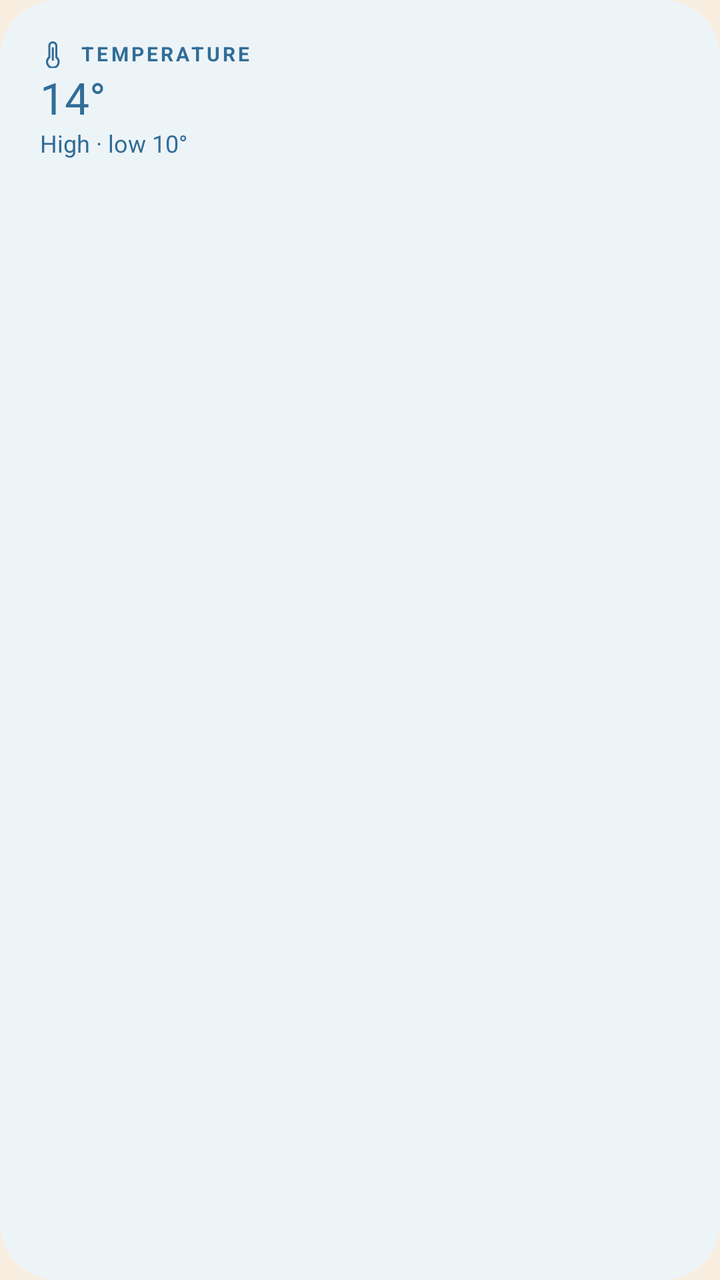
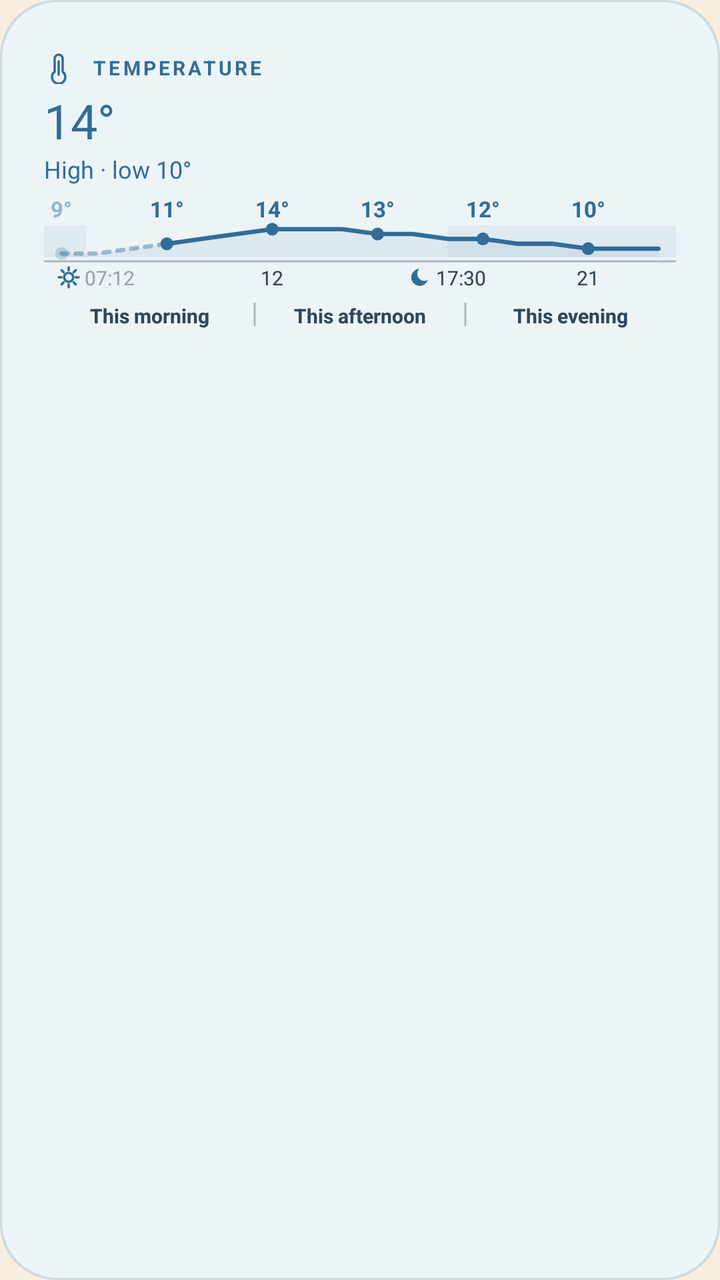

The first picture is an Android layout as it rendered before a commit; the second is the same layout after the commit. The layout source and the unified diff follow.
<!-- AndroidManifest.xml: application theme Screen -->
<!-- res/layout/widget_preview_weather_temperature.xml -->
<?xml version="1.0" encoding="utf-8"?>
<LinearLayout xmlns:android="http://schemas.android.com/apk/res/android"
    xmlns:tools="http://schemas.android.com/tools"
    android:layout_width="match_parent"
    android:layout_height="match_parent"
    android:background="@drawable/preview_card"
    android:backgroundTint="#EDF4F8"
    android:orientation="vertical"
    android:padding="10dp">
    <LinearLayout android:layout_width="match_parent" android:layout_height="wrap_content" android:orientation="vertical" android:padding="10dp">
        <LinearLayout android:layout_width="wrap_content" android:layout_height="wrap_content" android:gravity="center_vertical">
            <ImageView android:layout_width="14dp" android:layout_height="14dp" android:importantForAccessibility="no" android:src="@drawable/ic_thermometer" android:tint="#316D97" tools:ignore="UseAppTint" />
            <TextView android:layout_width="wrap_content" android:layout_height="wrap_content" android:layout_marginStart="6dp" android:letterSpacing="0.14" android:text="@string/weather_temperature" android:textAllCaps="true" android:textColor="#316D97" android:textSize="10sp" android:textStyle="bold" />
        </LinearLayout>
        <TextView android:layout_width="wrap_content" android:layout_height="wrap_content" android:text="14°" android:textColor="#316D97" android:textSize="22sp" />
        <TextView android:layout_width="wrap_content" android:layout_height="wrap_content" android:text="@string/preview_weather_high_low" android:textColor="#316D97" android:textSize="12sp" />
    </LinearLayout>
</LinearLayout>
<!-- resources referenced by this layout -->
<resources>
  <!-- drawable ic_thermometer (drawable) -->
  <?xml version="1.0" encoding="utf-8"?>
  <vector xmlns:android="http://schemas.android.com/apk/res/android"
      android:width="24dp" android:height="24dp" android:viewportWidth="24" android:viewportHeight="24">
      <path android:pathData="M14,14.8V5a3,3 0,0 0,-6 0v9.8a5,5 0,1 0,6 0Z" android:strokeColor="#FFFFFFFF" android:strokeWidth="1.8" android:strokeLineCap="round" android:strokeLineJoin="round" />
      <path android:pathData="M11,7v10" android:strokeColor="#FFFFFFFF" android:strokeWidth="1.8" android:strokeLineCap="round" />
  </vector>
  <!-- drawable preview_card (drawable) -->
  <?xml version="1.0" encoding="utf-8"?>
  <shape xmlns:android="http://schemas.android.com/apk/res/android">
      <solid android:color="@color/preview_surface" />
      <stroke android:width="1dp" android:color="@color/preview_line" />
      <corners android:radius="@dimen/widget_radius" />
  </shape>
  <string name="preview_weather_high_low">High · low 10°</string>
  <string name="weather_temperature">Temperature</string>
  <style name="Screen" parent="@android:style/Theme.Material.Light.NoActionBar">
          <item name="android:windowBackground">@color/background</item>
          <item name="android:colorAccent">@color/sun</item>
          <item name="android:textColorPrimary">@color/ink</item>
          <item name="android:windowLightStatusBar">true</item>
      </style>
  <color name="preview_surface">#FFFDF7</color>
  <color name="preview_line">#CFDAE0</color>
  <dimen name="widget_radius">16dp</dimen>
  <color name="background">#F8EEE0</color>
  <color name="sun">#D88B38</color>
  <color name="ink">#2B2620</color>
</resources>

<!-- the commit's change to res/layout/widget_preview_weather_temperature.xml (unified diff, before → after) -->
@@ -1,18 +1,25 @@
 <?xml version="1.0" encoding="utf-8"?>
-<LinearLayout xmlns:android="http://schemas.android.com/apk/res/android"
+<FrameLayout xmlns:android="http://schemas.android.com/apk/res/android"
     xmlns:tools="http://schemas.android.com/tools"
     android:layout_width="match_parent"
     android:layout_height="match_parent"
-    android:background="@drawable/preview_card"
-    android:backgroundTint="#EDF4F8"
-    android:orientation="vertical"
-    android:padding="10dp">
-    <LinearLayout android:layout_width="match_parent" android:layout_height="wrap_content" android:orientation="vertical" android:padding="10dp">
-        <LinearLayout android:layout_width="wrap_content" android:layout_height="wrap_content" android:gravity="center_vertical">
-            <ImageView android:layout_width="14dp" android:layout_height="14dp" android:importantForAccessibility="no" android:src="@drawable/ic_thermometer" android:tint="#316D97" tools:ignore="UseAppTint" />
-            <TextView android:layout_width="wrap_content" android:layout_height="wrap_content" android:layout_marginStart="6dp" android:letterSpacing="0.14" android:text="@string/weather_temperature" android:textAllCaps="true" android:textColor="#316D97" android:textSize="10sp" android:textStyle="bold" />
+    tools:ignore="HardcodedText,UseAppTint">
+
+    <ImageView android:layout_width="match_parent" android:layout_height="match_parent" android:importantForAccessibility="no" android:scaleType="fitXY" android:src="@drawable/round_card" android:tint="@color/preview_line" />
+    <ImageView android:layout_width="match_parent" android:layout_height="match_parent" android:layout_margin="1dp" android:importantForAccessibility="no" android:scaleType="fitXY" android:src="@drawable/round_card" android:tint="@color/preview_temperature_tile" />
+
+    <LinearLayout android:layout_width="match_parent" android:layout_height="match_parent" android:orientation="vertical" android:padding="10dp">
+        <LinearLayout android:layout_width="match_parent" android:layout_height="wrap_content" android:layout_marginTop="6dp" android:orientation="vertical" android:paddingStart="12dp" android:paddingTop="10dp" android:paddingEnd="12dp" android:paddingBottom="8dp">
+            <LinearLayout android:layout_width="match_parent" android:layout_height="wrap_content" android:gravity="center_vertical">
+                <ImageView android:layout_width="16dp" android:layout_height="16dp" android:importantForAccessibility="no" android:src="@drawable/ic_thermometer" android:tint="@color/preview_temperature" />
+                <TextView android:layout_width="wrap_content" android:layout_height="wrap_content" android:layout_marginStart="8dp" android:letterSpacing="0.14" android:maxLines="1" android:text="@string/weather_temperature" android:textAllCaps="true" android:textColor="@color/preview_temperature" android:textSize="10sp" android:textStyle="bold" />
+            </LinearLayout>
+            <TextView android:layout_width="wrap_content" android:layout_height="wrap_content" android:layout_marginTop="2dp" android:ellipsize="end" android:maxLines="1" android:text="14°" android:textColor="@color/preview_temperature" android:textSize="24sp" />
+            <TextView android:layout_width="wrap_content" android:layout_height="wrap_content" android:ellipsize="end" android:maxLines="1" android:text="@string/preview_weather_high_low" android:textColor="@color/preview_temperature" android:textSize="12sp" />
+            <FrameLayout android:layout_width="match_parent" android:layout_height="wrap_content" android:layout_marginTop="4dp">
+                <ImageView android:layout_width="match_parent" android:layout_height="wrap_content" android:adjustViewBounds="true" android:importantForAccessibility="no" android:scaleType="fitXY" android:src="@drawable/preview_chart_tile_axis" android:tint="@color/preview_muted" />
+                <ImageView android:layout_width="match_parent" android:layout_height="wrap_content" android:adjustViewBounds="true" android:importantForAccessibility="no" android:scaleType="fitXY" android:src="@drawable/preview_chart_tile_temperature" android:tint="@color/preview_temperature" />
+            </FrameLayout>
         </LinearLayout>
-        <TextView android:layout_width="wrap_content" android:layout_height="wrap_content" android:text="14°" android:textColor="#316D97" android:textSize="22sp" />
-        <TextView android:layout_width="wrap_content" android:layout_height="wrap_content" android:text="@string/preview_weather_high_low" android:textColor="#316D97" android:textSize="12sp" />
     </LinearLayout>
-</LinearLayout>
+</FrameLayout>
<!-- resource entries referenced after the edit -->
@@ -7,11 +7,12 @@
       <path android:pathData="M14,14.8V5a3,3 0,0 0,-6 0v9.8a5,5 0,1 0,6 0Z" android:strokeColor="#FFFFFFFF" android:strokeWidth="1.8" android:strokeLineCap="round" android:strokeLineJoin="round" />
       <path android:pathData="M11,7v10" android:strokeColor="#FFFFFFFF" android:strokeWidth="1.8" android:strokeLineCap="round" />
   </vector>
-  <!-- drawable preview_card (drawable) -->
+  <!-- drawable preview_chart_tile_axis: png bitmap (drawable-nodpi, 5981 bytes) -->
+  <!-- drawable preview_chart_tile_temperature: png bitmap (drawable-nodpi, 6872 bytes) -->
+  <!-- drawable round_card (drawable) -->
   <?xml version="1.0" encoding="utf-8"?>
-  <shape xmlns:android="http://schemas.android.com/apk/res/android">
-      <solid android:color="@color/preview_surface" />
-      <stroke android:width="1dp" android:color="@color/preview_line" />
+  <shape xmlns:android="http://schemas.android.com/apk/res/android" android:shape="rectangle">
+      <solid android:color="#FFFFFFFF" />
       <corners android:radius="@dimen/widget_radius" />
   </shape>
   <string name="preview_weather_high_low">High · low 10°</string>
@@ -22,8 +23,10 @@
           <item name="android:textColorPrimary">@color/ink</item>
           <item name="android:windowLightStatusBar">true</item>
       </style>
-  <color name="preview_surface">#FFFDF7</color>
   <color name="preview_line">#CFDAE0</color>
+  <color name="preview_muted">#304758</color>
+  <color name="preview_temperature">#316D97</color>
+  <color name="preview_temperature_tile">#EDF4F8</color>
   <dimen name="widget_radius">16dp</dimen>
   <color name="background">#F8EEE0</color>
   <color name="sun">#D88B38</color>
